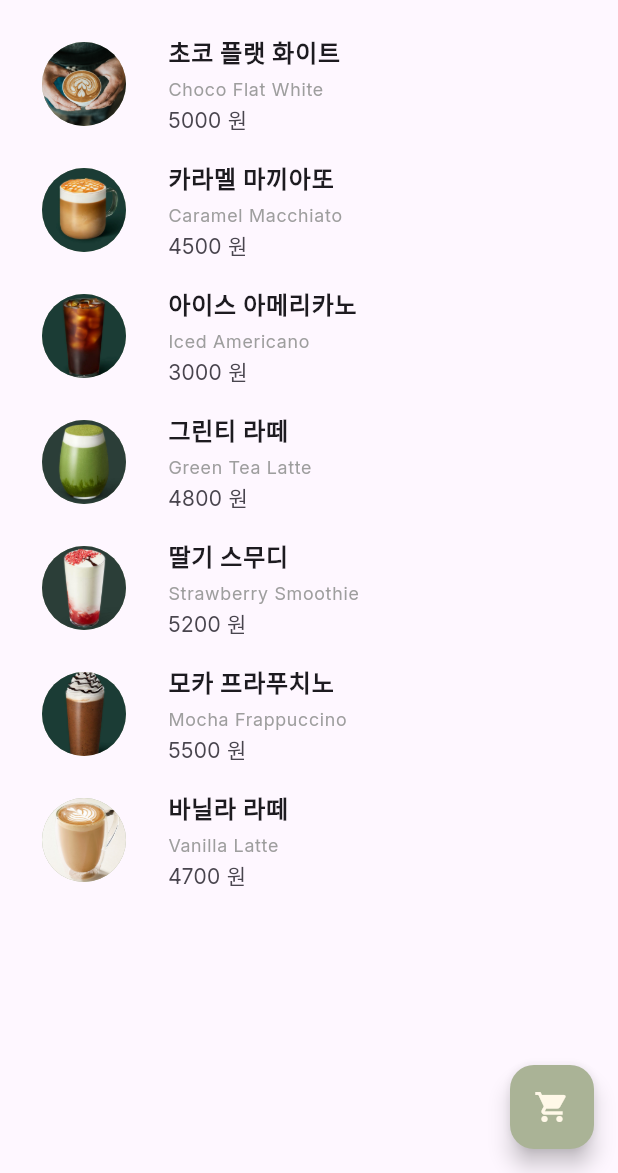
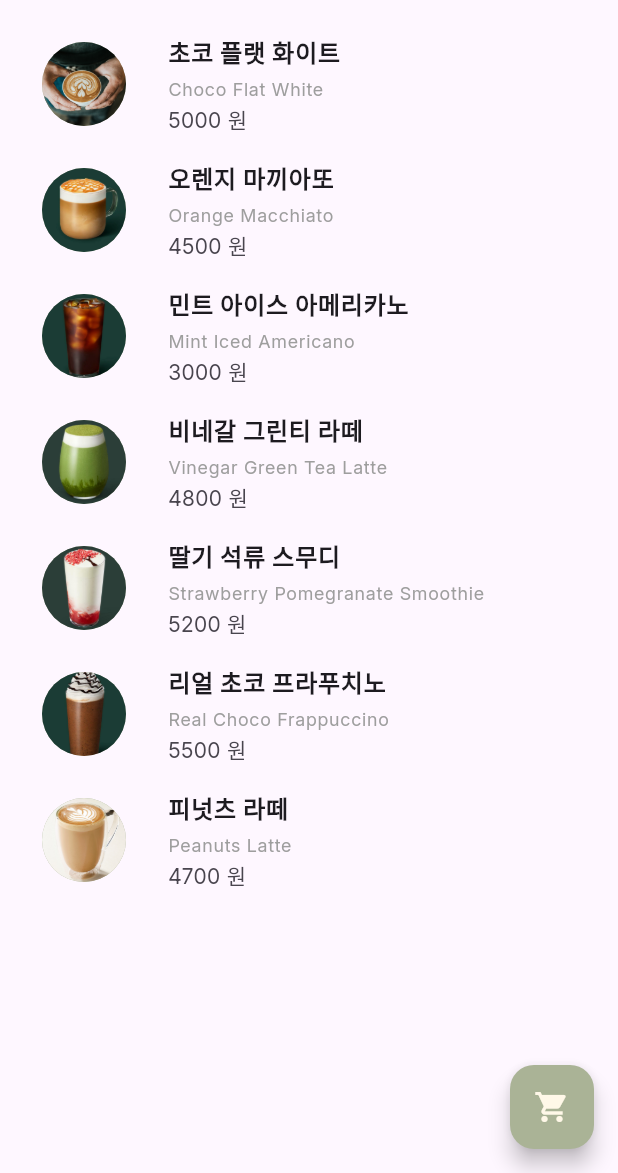
Before and after one commit to Hamiric/SirenOrder_Team4, a Flutter app: the screen it shows after launch, on a phone screen of 412 x 824 dp, the part 63-1236 px from its top. Run offline on Flutter 3.47's test engine with Material 3 defaults, Android fonts, the phone set to English and light mode, and no system bars; our stand-ins replace image_picker.

Commit message:
수정이

```diff
--- a/lib/item_detail_page/item_detail_page.dart
+++ b/lib/item_detail_page/item_detail_page.dart
@@ -47,7 +47,11 @@ class _ItemDetailPageState extends State<ItemDetailPage> {
           Expanded(
             child: ListView(
               children: [
-                imageWidget(drink.img),
+                Container(
+                  width: 413,
+                  height: 297,
+                  child: imageWidget(drink.img),
+                ),
                 SizedBox(height: 35),
                 MenuScript(
                   isStarred: isStarred,
--- a/lib/item_detail_page/widget/siren_app_bar.dart
+++ b/lib/item_detail_page/widget/siren_app_bar.dart
@@ -14,7 +14,8 @@ class SirenAppBar extends StatelessWidget implements PreferredSizeWidget {
   Widget build(BuildContext context) {
     return AppBar(
         backgroundColor: Colors.transparent,
-        title: Row(
+        title: SafeArea(
+          child: Row(
             crossAxisAlignment: CrossAxisAlignment.center,
             mainAxisAlignment: MainAxisAlignment.spaceBetween,
             children: [
@@ -42,6 +43,7 @@ class SirenAppBar extends StatelessWidget implements PreferredSizeWidget {
                 onPressed: onAcionPressed,
               ),
             ],
+          ),
         ));
   }
   @override
--- a/lib/item_list_page/item_list_page.dart
+++ b/lib/item_list_page/item_list_page.dart
@@ -15,61 +15,61 @@ class ItemListPage extends StatelessWidget {
         code: 'Choco Flat White',
         img: 'assets/menu.jpg',
         description:
-            '저희 카페에서 고안한\n새로운 플랫 화이트 입니다.\n\n기존의 우유 스팀으로 거품을 올린 것과는 다르게\n스팀을 치기 전, 발로나 초코를 우유에 넣어줍니다.\n\n정말로 맛있습니다.\n\n여러분의 구매 버튼만 있다면\n저희 집 특제 초코 플랫 화이트를\n현실에서 직접 맛보실 수 있습니다!\n많이 많이 눌러 주세요!',
+            '저희 카페에서 고안한\n새로운 플랫 화이트 입니다.\n\n기존의 우유 스팀으로 거품을 올린 것과는 다르게\n스팀을 치기 전, 발로나 초코를 우유에 넣어줍니다.\n\n정말로 맛있습니다.\n\n여러분의 (미리)구매 버튼만 있다면\n저희 집 특제 초코 플랫 화이트를\n현실에서 직접 맛보실 수 있습니다!\n미리 미리 많이 많이 눌러 주세요!',
         price: 5000,
         count: 0,
         isFavorite: false),
     Drink(
-        name: '카라멜 마끼아또',
-        code: 'Caramel Macchiato',
+        name: '오렌지 마끼아또',
+        code: 'Orange Macchiato',
         img: 'assets/caramel_macchiato.jpg',
         description:
-           '달콤하고 고소한\n카라멜 마끼아또입니다.\n\n부드러운 우유 거품 위에\n카라멜 소스를 듬뿍 얹어\n달콤함을 느낄 수 있어요.',
+           '이번에 저희 가게에서 출시 예정인\n오렌지! 오렌지 마끼아또 입니다.\n\n제철 맞은 싱싱한 오렌지 과육을\n살짝 말려, 우유거품위에 올리고\n그 위에 또 우유거품을 올려\n오렌지 마말레이드를 카라멜 시럽처럼\n예쁘게 올려주었습니다.\n\n여러분의 소중한 (미리)구매 한번으로…!\n저희 가게에서 직접 대접해 드릴 수 있다면\n정말로 좋겠습니다!',
         price: 4500,
         count: 0,
         isFavorite: false),
     Drink(
-        name: '아이스 아메리카노',
-        code: 'Iced Americano',
+        name: '민트 아이스 아메리카노',
+        code: 'Mint Iced Americano',
         img: 'assets/iced_americano.jpg',
         description:
-          '시원하고 깔끔한\n아이스 아메리카노입니다.\n\n더운 날씨에\n딱 어울리는 상쾌한 음료입니다.',
+          '시원하고 깔끔한 민트!\n민트 잎과 커피원두를 섞어서\n함께 내려준!\n저희 집만의 특제 레시피 입니다!\n\n하도 친구들이 팔아보라고 해서\n여기 사이렌에 올려 보기로 했습니다!\n\n반응이 좋으면 바로 판매 게시 하도록 하겠습니다!\n미리미리 많이 눌러주세요!',
         price: 3000,
         count: 0,
         isFavorite: false),
     Drink(
-        name: '그린티 라떼',
-        code: 'Green Tea Latte',
+        name: '비네갈 그린티 라떼',
+        code: 'Vinegar Green Tea Latte',
         img: 'assets/green_tea_latte.jpg',
         description:
-          '부드러운 우유와\n고소한 녹차가 만나\n환상의 조화를 이루는\n그린티 라떼입니다.',
+          '여러분 그거 아시나요?\n녹차와 식초는 궁합이 정말 좋습니다!\n\n저는 피곤할 때, 꼭! 그린티 라떼에\n저희집 특제 식초를 넣어주는데요\n정말… 한숨 푹자고 일어난거처럼\n쌩쌩해집니다!\n\n그리고 이건 진짜 알려드리면 안되는데…\n이거 마시면 큰볼일도 5초컷입니다!\n\n여러분의 미리 구매 버튼으로\n대접해 드릴 수 있다면 정말로\n좋겠습니다.\n\n나중에 꼭 만나요!',
         price: 4800,
         count: 0,
         isFavorite: false),
     Drink(
-        name: '딸기 스무디',
-        code: 'Strawberry Smoothie',
+        name: '딸기 석류 스무디',
+        code: 'Strawberry Pomegranate Smoothie',
         img: 'assets/strawberry_smoothie.jpg',
         description:
-          '신선한 딸기로 만든\n달콤한 딸기 스무디입니다.\n\n더운 여름에\n시원하게 즐겨보세요!',
+          '딸기~ 석류~\n이 빨간 친구들이\n\n궁합이 좋다는거\n알고들 계셨나요?\n\n저희 가게에서 이번에 출시예정인\n딸기 석류 스무디는\n정말 특별하답니다.\n\n우리 아이들도 너무 좋아해서\n다 마시면 꼭 한잔더!를 외칩니다.\n\n여러분과 만날 날을 기대하고 있을게요...',
         price: 5200,
         count: 0,
         isFavorite: false),
     Drink(
-        name: '모카 프라푸치노',
-        code: 'Mocha Frappuccino',
+        name: '리얼 초코 프라푸치노',
+        code: 'Real Choco Frappuccino',
         img: 'assets/mocha_frappuccino.jpg',
         description:
-          '진한 초콜릿과\n커피의 풍미가 조화를 이루는\n모카 프라푸치노입니다.\n\n달콤 쌉싸름한 맛을 좋아한다면 추천!',
+          '카카오 열매 따는거\n보신 적 있으신가요?\n\n저희 가게에서 출시예정인\n이 리얼 초코! 프라푸치노는\n보통 가게에서 파는\n초코 음료와는 차원이 다릅니다.\n\n가게에서는 라이브 방송으로\n직원들의 카카오 열매따는 모습부터 시작해\n열매 손질부터 초콜렛을 만드는 과정까지\n모두 보여드립니다.\n\n진짜 초코를 드세요.\n지금까지 드신건 모두 가짜(?)\n입니다!!!\n\n이게 리얼이에요 리얼…',
         price: 5500,
         count: 0,
         isFavorite: false),
     Drink(
-        name: '바닐라 라떼',
-        code: 'Vanilla Latte',
+        name: '피넛츠 라떼',
+        code: 'Peanuts Latte',
         img: 'assets/vanilla_latte.jpg',
         description:
-        '부드러운 우유와\n달콤한 바닐라 시럽이 만나\n마음까지 편안해지는\n바닐라 라떼입니다.',
+        '땅콩라떼 입니다.\n커피 들어가요.\n\n저희 엄마가 땅콩 버터를 너무 좋아하셔서\n한번 만들어 봤는데…\n정말 매일 드시네요……\n\n그래서 돈받고 마시라고\n정식으로 메뉴 출시 예정입니다.\n\n많은 관심 부탁드립니다.\n',
         price: 4700,
         count: 0,
         isFavorite: false),
```
Lines whose indentation alone changed are shown as unchanged.
